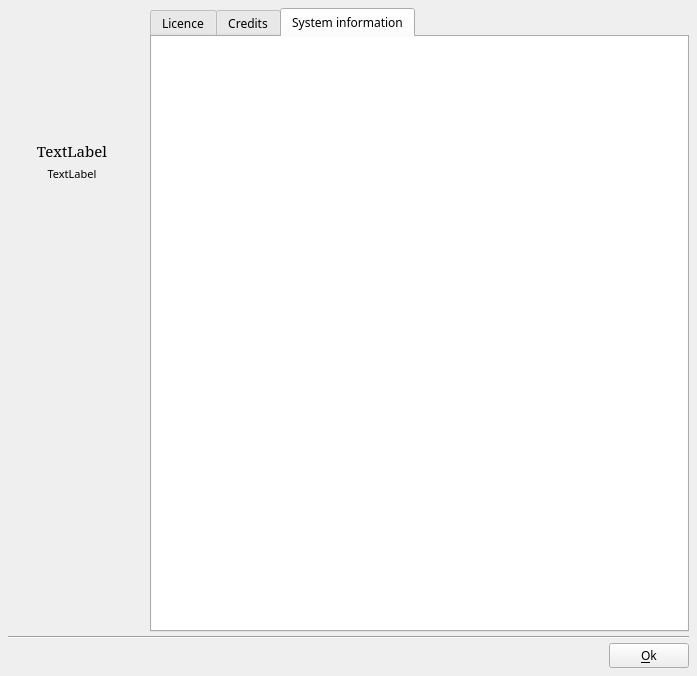
The window that src/ffDiaporama/DlgAbout/DlgAbout.ui (boenki/ffdiaporama) describes before a commit, drawn with Qt 5.
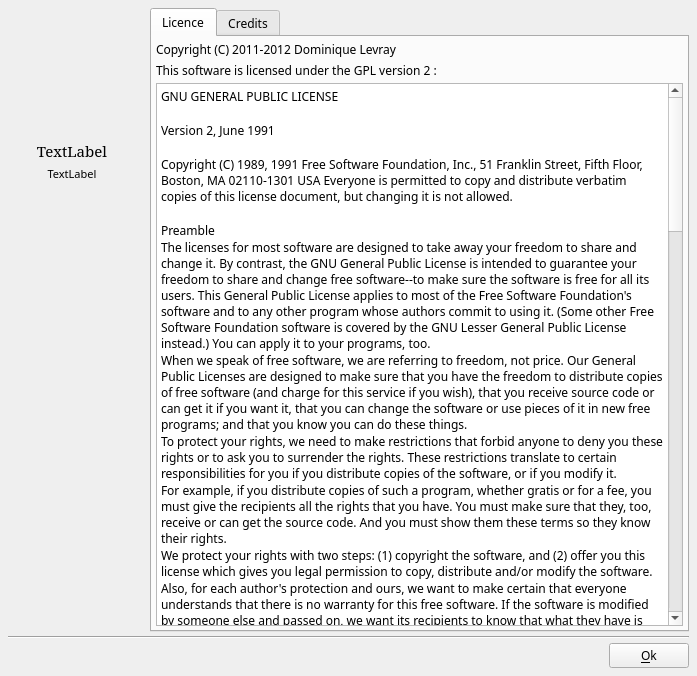
The same window after the commit. The open tabs and pages were chosen to show the change. Icons and pictures are not drawn.

Patch:
```diff
--- a/src/ffDiaporama/DlgAbout/DlgAbout.ui
+++ b/src/ffDiaporama/DlgAbout/DlgAbout.ui
@@ -708,39 +708,6 @@
            </item>
           </layout>
          </widget>
-         <widget class="QWidget" name="tab_4">
-          <attribute name="title">
-           <string>System information</string>
-          </attribute>
-          <layout class="QVBoxLayout" name="verticalLayout_6">
-           <property name="spacing">
-            <number>0</number>
-           </property>
-           <property name="margin">
-            <number>0</number>
-           </property>
-           <item>
-            <widget class="QTextEdit" name="SystemInfoED">
-             <property name="frameShape">
-              <enum>QFrame::NoFrame</enum>
-             </property>
-             <property name="lineWrapMode">
-              <enum>QTextEdit::NoWrap</enum>
-             </property>
-             <property name="readOnly">
-              <bool>true</bool>
-             </property>
-             <property name="html">
-              <string notr="true">&lt;!DOCTYPE HTML PUBLIC &quot;-//W3C//DTD HTML 4.0//EN&quot; &quot;http://www.w3.org/TR/REC-html40/strict.dtd&quot;&gt;
-&lt;html&gt;&lt;head&gt;&lt;meta name=&quot;qrichtext&quot; content=&quot;1&quot; /&gt;&lt;style type=&quot;text/css&quot;&gt;
-p, li { white-space: pre-wrap; }
-&lt;/style&gt;&lt;/head&gt;&lt;body style=&quot; font-family:'Sans Serif'; font-size:9pt; font-weight:400; font-style:normal;&quot;&gt;
-&lt;p style=&quot; margin-top:0px; margin-bottom:0px; margin-left:0px; margin-right:0px; -qt-block-indent:0; text-indent:0px;&quot;&gt;&lt;br /&gt;&lt;/p&gt;&lt;/body&gt;&lt;/html&gt;</string>
-             </property>
-            </widget>
-           </item>
-          </layout>
-         </widget>
         </widget>
        </item>
       </layout>
```
Left out of the diff: 6 changed lines with no effect on the pictures.
